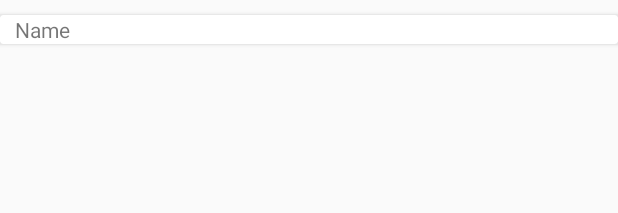
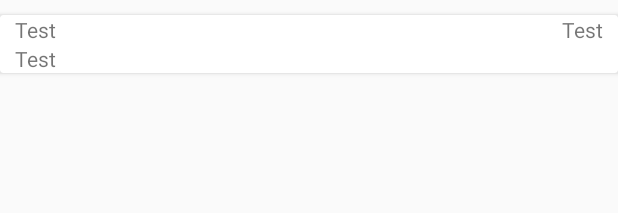
Before and after one commit to Funzi/Meteorites, an Android app: the layout meteorite_layout.xml on its own in the app's theme, with its tools: preview values and no code run, on a phone screen of 412 x 824 dp. Shown: the top 213 px of the screen. Run offline under Robolectric (Android 15) with nearby library versions, the phone set to English and light mode, and no system bars.

Commit message:
Adding mass and raw date to RecyclerView

```diff
--- a/Meteorites/app/src/main/java/cz/pribula/meteorites/adapter/MeteoritesAdapter.java
+++ b/Meteorites/app/src/main/java/cz/pribula/meteorites/adapter/MeteoritesAdapter.java
@@ -52,6 +52,8 @@ public class MeteoritesAdapter extends RealmAdapter<MeteoritePojo> {
 
         final MeteoritesAdapter.ViewHolder holder = (MeteoritesAdapter.ViewHolder) viewHolder;
         holder.itemName.setText(position + 1 + "."+ meteorite.getName());
+        holder.itemDate.setText(meteorite.getTimestamp());
+        holder.itemMass.setText(meteorite.getMass() + " g");
         holder.bind(meteorite,listener);
     }
 
@@ -65,11 +67,15 @@ public class MeteoritesAdapter extends RealmAdapter<MeteoritePojo> {
 
     public class ViewHolder extends RecyclerView.ViewHolder {
         public TextView itemName;
+        public TextView itemDate;
+        public TextView itemMass;
 
         public ViewHolder(CardView v) {
             super(v);
             itemName = (TextView) v.findViewById(R.id.meteorite_name);
-        }
+            itemDate = (TextView) v.findViewById(R.id.meteorite_date);
+            itemMass = (TextView) v.findViewById(R.id.meteorite_mass);
+         }
         public void bind(final MeteoritePojo item, final MeteoritesAdapter.OnAdapterItemClickListener listener) {
 
             itemView.setOnClickListener(new View.OnClickListener() {
--- a/Meteorites/app/src/main/res/layout/meteorite_layout.xml
+++ b/Meteorites/app/src/main/res/layout/meteorite_layout.xml
@@ -14,8 +14,22 @@ android:layout_marginTop="10dp"
         android:id="@+id/meteorite_name"
         android:layout_width="wrap_content"
         android:layout_height="wrap_content"
-        android:text="Name"
+        android:text="Test"
         />
+    <TextView
+        android:id="@+id/meteorite_date"
+        android:layout_width="wrap_content"
+        android:layout_height="wrap_content"
+        android:text="Test"
+        android:layout_alignParentEnd="true"
+        android:layout_alignParentRight="true"/>
+    <TextView
+        android:id="@+id/meteorite_mass"
+        android:layout_width="wrap_content"
+        android:layout_height="wrap_content"
+        android:text="Test"
+        android:layout_below="@+id/meteorite_name"/>
+
 </RelativeLayout>
 
 </android.support.v7.widget.CardView>
```
